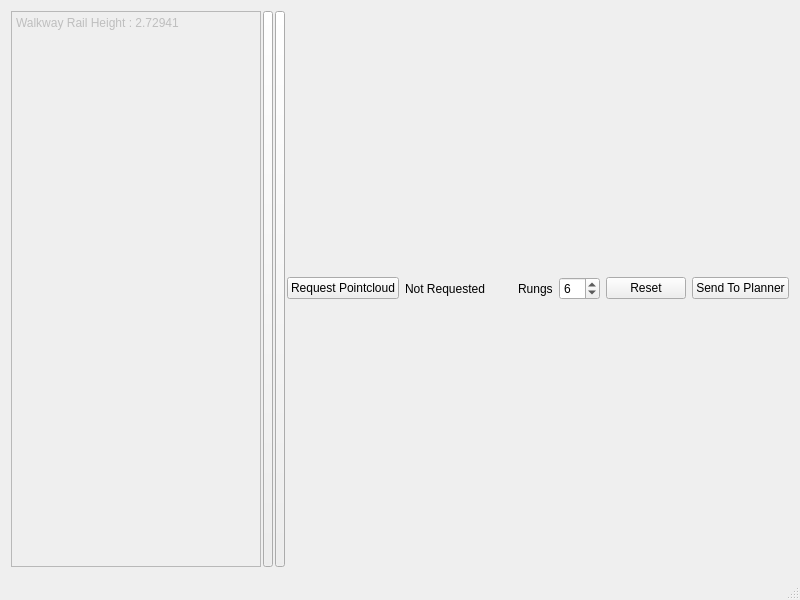
Old version of the form src/LadderInterface.ui in the repository jtritell/ladder_ui.
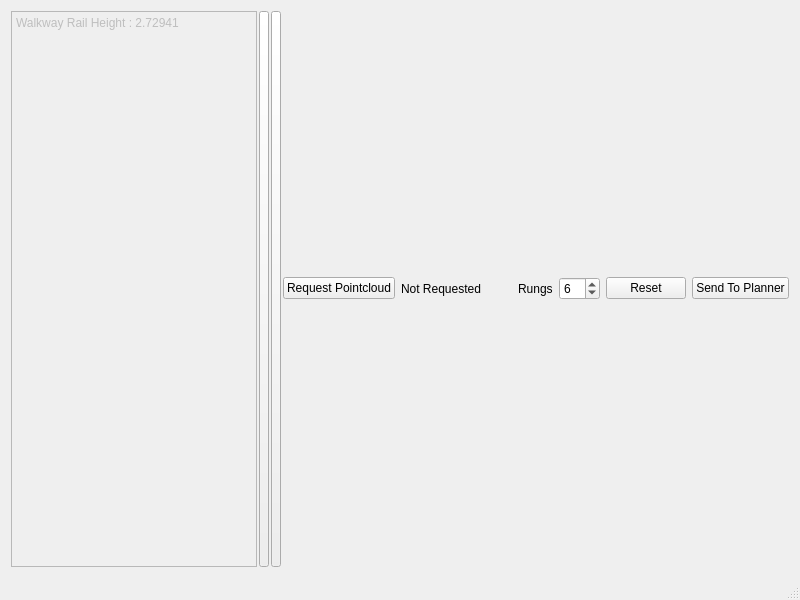
New version of the form.

The edit to the form file:
```diff
--- a/src/LadderInterface.ui
+++ b/src/LadderInterface.ui
@@ -77,7 +77,7 @@
       </property>
       <property name="minimumSize">
        <size>
-        <width>250</width>
+        <width>200</width>
         <height>0</height>
        </size>
       </property>
```
Left out of the diff: 8 changed lines with no effect on the pictures.
